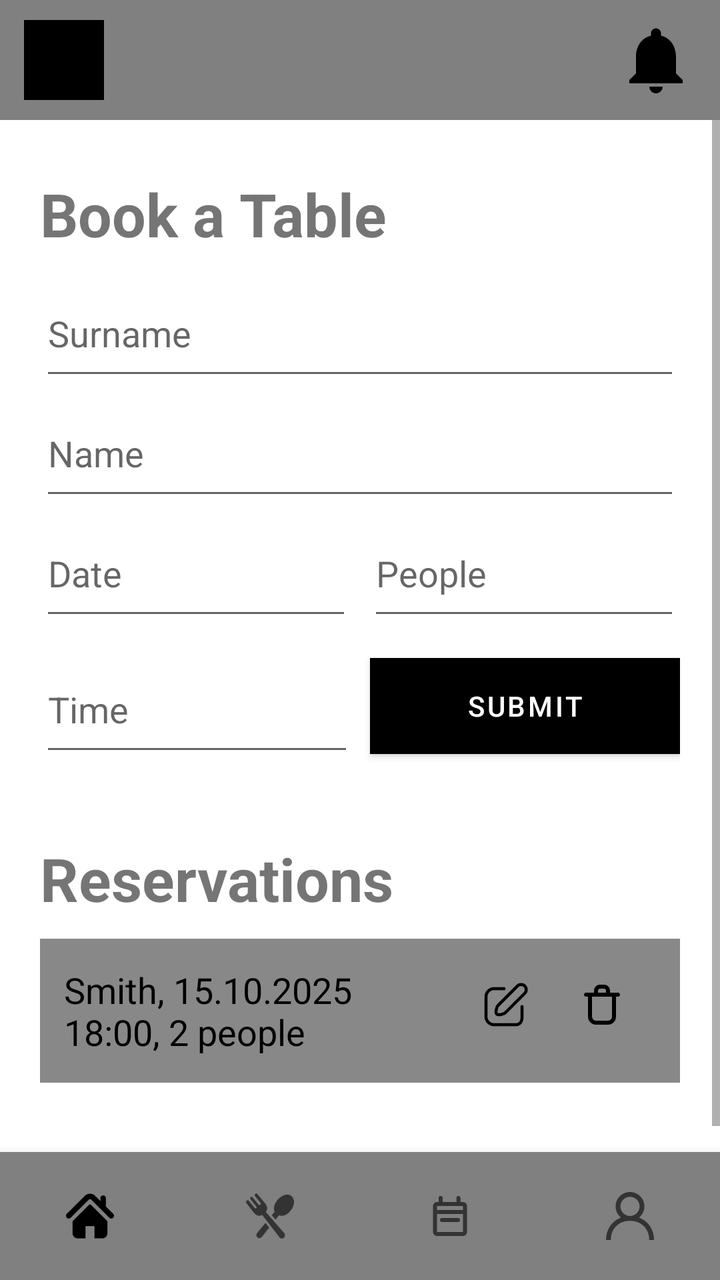
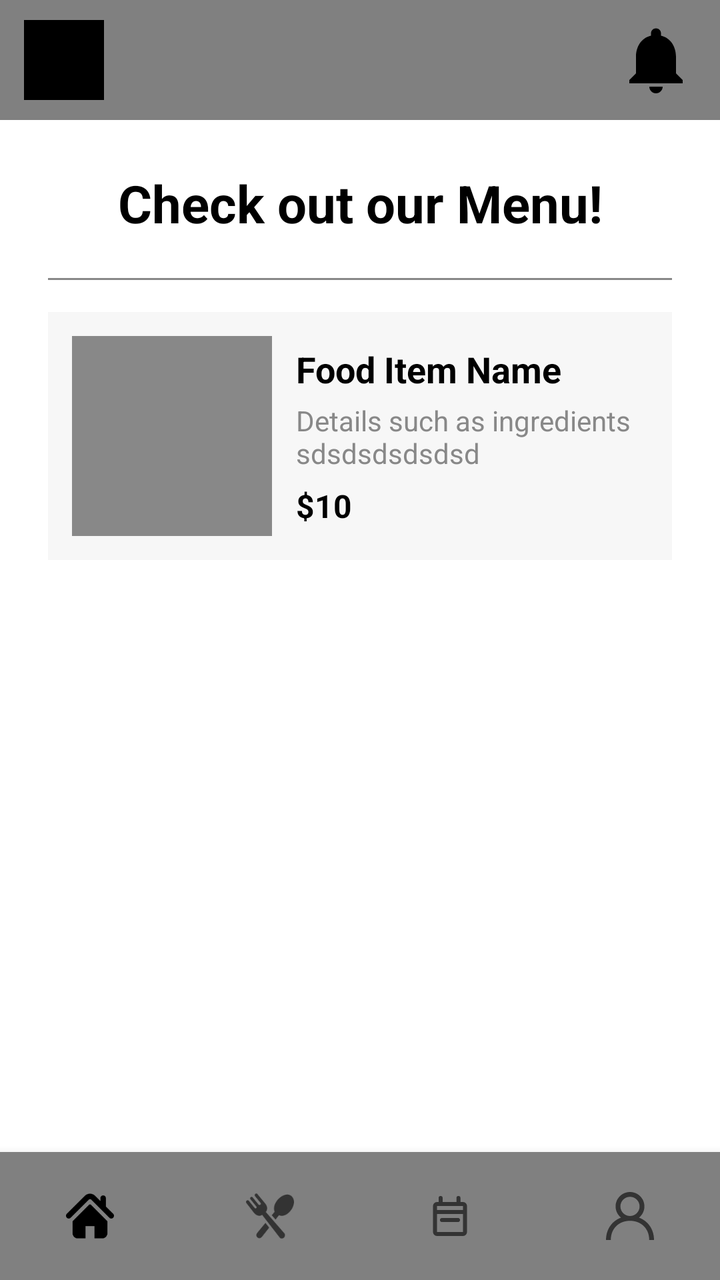

The first picture is an Android layout as it rendered before a commit; the second is the same layout after the commit. The layout source and the unified diff follow.
<!-- AndroidManifest.xml: application theme Theme.COMP2000 -->
<!-- res/layout/activity_main.xml -->
<?xml version="1.0" encoding="utf-8"?>
<LinearLayout xmlns:android="http://schemas.android.com/apk/res/android"
    xmlns:app="http://schemas.android.com/apk/res-auto"
    android:id="@+id/container"
    android:orientation="vertical"
    android:layout_width="match_parent"
    android:layout_height="match_parent"
    android:background="#FFFFFF">

    
    <include layout="@layout/layout_header" />

    
    <LinearLayout
        android:layout_width="match_parent"
        android:layout_height="0dp"
        android:layout_weight="1">
        <include layout="@layout/fragment_booking" /> 
    </LinearLayout>

    
    <com.google.android.material.bottomnavigation.BottomNavigationView
        android:id="@+id/bottom_nav"
        android:layout_width="match_parent"
        android:layout_height="wrap_content"
        app:menu="@menu/bottom_nav_menu"
        android:background="#808080"
        android:elevation="8dp"
        android:paddingVertical="4dp"
        app:labelVisibilityMode="unlabeled" />

</LinearLayout>
<!-- res/layout/layout_header.xml (included above) -->
<?xml version="1.0" encoding="utf-8"?>
<LinearLayout xmlns:android="http://schemas.android.com/apk/res/android"
    android:layout_width="match_parent"
    android:layout_height="60dp"
    android:orientation="horizontal"
    android:background="#808080"
    android:gravity="center_vertical"
    android:paddingHorizontal="12dp">

    
    <View
        android:layout_width="40dp"
        android:layout_height="40dp"
        android:background="#000000"
        android:contentDescription="Logo placeholder" />

    
    <View
        android:layout_width="0dp"
        android:layout_height="match_parent"
        android:layout_weight="1" />


    
    <ImageView
        android:layout_width="40dp"
        android:layout_height="40dp"
        android:src="@drawable/baseline_notifications_24"
        android:contentDescription="Notifications icon" />
</LinearLayout>
<!-- res/layout/fragment_booking.xml (included above) -->
<?xml version="1.0" encoding="utf-8"?>
<ScrollView xmlns:android="http://schemas.android.com/apk/res/android"
    android:layout_width="match_parent"
    android:layout_height="match_parent"
    android:fillViewport="true" >

    <LinearLayout
        android:orientation="vertical"
        android:padding="40dp"
        android:layout_width="400dp"
        android:layout_height="wrap_content"
        android:layout_gravity="center" >

        <TextView
            android:layout_width="match_parent"
            android:layout_height="wrap_content"
            android:layout_marginBottom="8dp"
            android:text="Book a Table"
            android:textSize="30sp"
            android:textStyle="bold" />

        
        <EditText
            android:hint="Surname"
            android:autofillHints="familyName"
            android:layout_width="match_parent"
            android:layout_height="60dp"
            android:inputType="textPersonName"/>

        <EditText
            android:hint="Name"
            android:autofillHints="givenName"
            android:layout_width="match_parent"
            android:layout_height="60dp"
            android:inputType="textPersonName"/>

        <LinearLayout
            android:orientation="horizontal"
            android:layout_width="match_parent"
            android:layout_height="wrap_content"
            android:layout_marginBottom="8dp">

            <EditText
                android:hint="Date"
                android:inputType="date"
                android:autofillHints="date"
                android:layout_weight="1"
                android:layout_width="0dp"
                android:layout_height="60dp"
                android:layout_marginEnd="8dp"/>

            <EditText
                android:hint="People"
                android:inputType="number"
                android:autofillHints="number"
                android:layout_weight="1"
                android:layout_width="0dp"
                android:layout_height="60dp"/>
        </LinearLayout>

        <LinearLayout
            android:orientation="horizontal"
            android:layout_width="match_parent"
            android:layout_height="wrap_content"
            android:gravity="center_vertical"
            android:layout_marginBottom="16dp" >

            <EditText
                android:hint="Time"
                android:autofillHints="time"
                android:inputType="time"
                android:layout_weight="1"
                android:layout_width="0dp"
                android:layout_height="60dp"
                android:layout_marginEnd="8dp"/>

            <Button
                android:text="Submit"
                android:layout_width="wrap_content"
                android:layout_height="wrap_content"
                android:minWidth="155dp"
                android:background="#000000"
                android:textColor="#FFFFFF" />
        </LinearLayout>

        
        <TextView
            android:text="Reservations"
            android:textStyle="bold"
            android:textSize="30sp"
            android:layout_marginTop="20dp"
            android:layout_marginBottom="10dp"
            android:layout_width="match_parent"
            android:layout_height="wrap_content" />

        <LinearLayout
            android:layout_width="match_parent"
            android:layout_height="wrap_content"
            android:layout_marginBottom="8dp"
            android:orientation="horizontal"
            android:padding="12dp"
            android:background="#888888"
            android:gravity="center_vertical" >

            <TextView
                android:layout_width="0dp"
                android:layout_height="wrap_content"
                android:layout_weight="1"
                android:text="Smith, 15.10.2025\n18:00, 2 people"
                android:textColor="#000000"
                android:textSize="18sp" />

                <ImageButton
                    android:layout_width="48dp"
                    android:layout_height="48dp"
                    android:src="@drawable/ic_edit"
                    android:background="@android:color/transparent"
                    android:contentDescription="Edit reservation" />

                <ImageButton
                    android:layout_width="48dp"
                    android:layout_height="48dp"
                    android:src="@drawable/ic_delete"
                    android:background="@android:color/transparent"
                    android:contentDescription="Delete reservation" />
            </LinearLayout>
        </LinearLayout>
</ScrollView>
<!-- resources referenced by this layout -->
<resources>
  <!-- drawable baseline_notifications_24 (drawable) -->
  <vector xmlns:android="http://schemas.android.com/apk/res/android" android:height="24dp" android:tint="#000000" android:viewportHeight="24" android:viewportWidth="24" android:width="24dp">
        
      <path android:fillColor="@android:color/white" android:pathData="M12,22c1.1,0 2,-0.9 2,-2h-4c0,1.1 0.89,2 2,2zM18,16v-5c0,-3.07 -1.64,-5.64 -4.5,-6.32L13.5,4c0,-0.83 -0.67,-1.5 -1.5,-1.5s-1.5,0.67 -1.5,1.5v0.68C7.63,5.36 6,7.92 6,11v5l-2,2v1h16v-1l-2,-2z"/>
      
  </vector>
  <!-- drawable ic_delete (drawable) -->
  <vector xmlns:android="http://schemas.android.com/apk/res/android" android:height="30dp" android:viewportHeight="30" android:viewportWidth="30" android:width="30dp">
        
      <path android:fillColor="#00000000" android:pathData="M4,7H20" android:strokeColor="#000000" android:strokeLineCap="round" android:strokeLineJoin="round" android:strokeWidth="2"/>
        
      <path android:fillColor="#00000000" android:pathData="M6,7V18C6,19.657 7.343,21 9,21H15C16.657,21 18,19.657 18,18V7" android:strokeColor="#000000" android:strokeLineCap="round" android:strokeLineJoin="round" android:strokeWidth="2"/>
        
      <path android:fillColor="#00000000" android:pathData="M9,5C9,3.895 9.895,3 11,3H13C14.105,3 15,3.895 15,5V7H9V5Z" android:strokeColor="#000000" android:strokeLineCap="round" android:strokeLineJoin="round" android:strokeWidth="2"/>
      
  </vector>
  <!-- drawable ic_edit (drawable) -->
  <vector xmlns:android="http://schemas.android.com/apk/res/android" android:height="30dp" android:viewportHeight="30" android:viewportWidth="30" android:width="30dp">
        
      <path android:fillColor="#00000000" android:pathData="M21.28,6.4L11.74,15.94C10.79,16.89 7.97,17.33 7.34,16.7C6.71,16.07 7.14,13.25 8.09,12.3L17.64,2.75C17.875,2.493 18.16,2.287 18.478,2.143C18.796,1.999 19.139,1.921 19.487,1.914C19.836,1.907 20.182,1.97 20.506,2.1C20.829,2.23 21.122,2.425 21.369,2.672C21.615,2.918 21.808,3.212 21.938,3.536C22.067,3.86 22.129,4.206 22.121,4.555C22.113,4.903 22.034,5.246 21.889,5.563C21.745,5.881 21.538,6.165 21.28,6.4V6.4Z" android:strokeColor="#000000" android:strokeLineCap="round" android:strokeLineJoin="round" android:strokeWidth="1.5"/>
        
      <path android:fillColor="#00000000" android:pathData="M11,4H6C4.939,4 3.922,4.421 3.172,5.172C2.421,5.922 2,6.939 2,8V18C2,19.061 2.421,20.078 3.172,20.828C3.922,21.579 4.939,22 6,22H17C19.21,22 20,20.2 20,18V13" android:strokeColor="#000000" android:strokeLineCap="round" android:strokeLineJoin="round" android:strokeWidth="1.5"/>
      
  </vector>
  <style name="Theme.COMP2000" parent="Theme.MaterialComponents.DayNight.DarkActionBar">
          
          <item name="colorPrimary">@color/purple_500</item>
          <item name="colorPrimaryVariant">@color/purple_700</item>
          <item name="colorOnPrimary">@color/white</item>
          
          <item name="colorSecondary">@color/teal_200</item>
          <item name="colorSecondaryVariant">@color/teal_700</item>
          <item name="colorOnSecondary">@color/black</item>
          
          <item name="android:statusBarColor">?attr/colorPrimaryVariant</item>
          
      </style>
  <color name="purple_500">#FF000000</color>
  <color name="purple_700">#FF000000</color>
  <color name="white">#FFFFFFFF</color>
  <color name="teal_200">#FF000000</color>
  <color name="teal_700">#FF000000</color>
  <color name="black">#FF000000</color>
</resources>

<!-- the commit's change to res/layout/activity_main.xml (unified diff, before → after) -->
@@ -15,7 +15,7 @@
         android:layout_width="match_parent"
         android:layout_height="0dp"
         android:layout_weight="1">
-        <include layout="@layout/fragment_booking" /> 
+        <include layout="@layout/fragment_menu" /> 
     </LinearLayout>
 
     
@@ -61,132 +61,86 @@
         android:src="@drawable/baseline_notifications_24"
         android:contentDescription="Notifications icon" />
 </LinearLayout>
-<!-- res/layout/fragment_booking.xml (included above) -->
+<!-- res/layout/fragment_menu.xml (included above) -->
 <?xml version="1.0" encoding="utf-8"?>
 <ScrollView xmlns:android="http://schemas.android.com/apk/res/android"
     android:layout_width="match_parent"
     android:layout_height="match_parent"
-    android:fillViewport="true" >
+    android:background="#FFFFFF">
 
     <LinearLayout
         android:orientation="vertical"
-        android:padding="40dp"
-        android:layout_width="400dp"
+        android:layout_width="match_parent"
         android:layout_height="wrap_content"
-        android:layout_gravity="center" >
+        android:padding="24dp">
 
         <TextView
             android:layout_width="match_parent"
             android:layout_height="wrap_content"
-            android:layout_marginBottom="8dp"
-            android:text="Book a Table"
-            android:textSize="30sp"
-            android:textStyle="bold" />
+            android:text="Check out our Menu!"
+            android:textSize="26sp"
+            android:textStyle="bold"
+            android:textColor="#000000"
+            android:gravity="center"
+            android:layout_marginBottom="20dp" />
 
         
-        <EditText
-            android:hint="Surname"
-            android:autofillHints="familyName"
+        <View
             android:layout_width="match_parent"
-            android:layout_height="60dp"
-            android:inputType="textPersonName"/>
+            android:layout_height="1dp"
+            android:background="#888888"
+            android:layout_marginBottom="16dp" />
 
-        <EditText
-            android:hint="Name"
-            android:autofillHints="givenName"
-            android:layout_width="match_parent"
-            android:layout_height="60dp"
-            android:inputType="textPersonName"/>
-
+        
         <LinearLayout
             android:orientation="horizontal"
             android:layout_width="match_parent"
             android:layout_height="wrap_content"
-            android:layout_marginBottom="8dp">
+            android:padding="12dp"
+            android:background="#F7F7F7"
+            android:layout_marginBottom="12dp" >
 
-            <EditText
-                android:hint="Date"
-                android:inputType="date"
-                android:autofillHints="date"
+            
+            <ImageView
+                android:layout_width="100dp"
+                android:layout_height="100dp"
+                android:background="#888888"
+                android:contentDescription="Food image"
+                android:layout_marginEnd="12dp" />
+
+            
+            <LinearLayout
+                android:orientation="vertical"
+                android:layout_width="0dp"
+                android:layout_height="match_parent"
                 android:layout_weight="1"
-                android:layout_width="0dp"
-                android:layout_height="60dp"
-                android:layout_marginEnd="8dp"/>
+                android:gravity="center_vertical">
 
-            <EditText
-                android:hint="People"
-                android:inputType="number"
-                android:autofillHints="number"
-                android:layout_weight="1"
-                android:layout_width="0dp"
-                android:layout_height="60dp"/>
-        </LinearLayout>
+                <TextView
+                    android:layout_width="wrap_content"
+                    android:layout_height="wrap_content"
+                    android:layout_marginBottom="4dp"
+                    android:text="Food Item Name"
+                    android:textColor="#000000"
+                    android:textSize="18sp"
+                    android:textStyle="bold" />
 
-        <LinearLayout
-            android:orientation="horizontal"
-            android:layout_width="match_parent"
-            android:layout_height="wrap_content"
-            android:gravity="center_vertical"
-            android:layout_marginBottom="16dp" >
+                <TextView
+                    android:text="Details such as ingredients sdsdsdsdsdsd"
+                    android:textSize="14sp"
+                    android:textColor="#888888"
+                    android:layout_marginBottom="6dp"
+                    android:layout_width="wrap_content"
+                    android:layout_height="wrap_content" />
 
-            <EditText
-                android:hint="Time"
-                android:autofillHints="time"
-                android:inputType="time"
-                android:layout_weight="1"
-                android:layout_width="0dp"
-                android:layout_height="60dp"
-                android:layout_marginEnd="8dp"/>
-
-            <Button
-                android:text="Submit"
-                android:layout_width="wrap_content"
-                android:layout_height="wrap_content"
-                android:minWidth="155dp"
-                android:background="#000000"
-                android:textColor="#FFFFFF" />
-        </LinearLayout>
-
-        
-        <TextView
-            android:text="Reservations"
-            android:textStyle="bold"
-            android:textSize="30sp"
-            android:layout_marginTop="20dp"
-            android:layout_marginBottom="10dp"
-            android:layout_width="match_parent"
-            android:layout_height="wrap_content" />
-
-        <LinearLayout
-            android:layout_width="match_parent"
-            android:layout_height="wrap_content"
-            android:layout_marginBottom="8dp"
-            android:orientation="horizontal"
-            android:padding="12dp"
-            android:background="#888888"
-            android:gravity="center_vertical" >
-
-            <TextView
-                android:layout_width="0dp"
-                android:layout_height="wrap_content"
-                android:layout_weight="1"
-                android:text="Smith, 15.10.2025\n18:00, 2 people"
-                android:textColor="#000000"
-                android:textSize="18sp" />
-
-                <ImageButton
-                    android:layout_width="48dp"
-                    android:layout_height="48dp"
-                    android:src="@drawable/ic_edit"
-                    android:background="@android:color/transparent"
-                    android:contentDescription="Edit reservation" />
-
-                <ImageButton
-                    android:layout_width="48dp"
-                    android:layout_height="48dp"
-                    android:src="@drawable/ic_delete"
-                    android:background="@android:color/transparent"
-                    android:contentDescription="Delete reservation" />
+                <TextView
+                    android:text="$10"
+                    android:textSize="16sp"
+                    android:textStyle="bold"
+                    android:textColor="#000000"
+                    android:layout_width="wrap_content"
+                    android:layout_height="wrap_content" />
             </LinearLayout>
         </LinearLayout>
+    </LinearLayout>
 </ScrollView>
<!-- resource entries referenced after the edit -->
@@ -4,24 +4,6 @@
   <vector xmlns:android="http://schemas.android.com/apk/res/android" android:height="24dp" android:tint="#000000" android:viewportHeight="24" android:viewportWidth="24" android:width="24dp">
         
       <path android:fillColor="@android:color/white" android:pathData="M12,22c1.1,0 2,-0.9 2,-2h-4c0,1.1 0.89,2 2,2zM18,16v-5c0,-3.07 -1.64,-5.64 -4.5,-6.32L13.5,4c0,-0.83 -0.67,-1.5 -1.5,-1.5s-1.5,0.67 -1.5,1.5v0.68C7.63,5.36 6,7.92 6,11v5l-2,2v1h16v-1l-2,-2z"/>
-      
-  </vector>
-  <!-- drawable ic_delete (drawable) -->
-  <vector xmlns:android="http://schemas.android.com/apk/res/android" android:height="30dp" android:viewportHeight="30" android:viewportWidth="30" android:width="30dp">
-        
-      <path android:fillColor="#00000000" android:pathData="M4,7H20" android:strokeColor="#000000" android:strokeLineCap="round" android:strokeLineJoin="round" android:strokeWidth="2"/>
-        
-      <path android:fillColor="#00000000" android:pathData="M6,7V18C6,19.657 7.343,21 9,21H15C16.657,21 18,19.657 18,18V7" android:strokeColor="#000000" android:strokeLineCap="round" android:strokeLineJoin="round" android:strokeWidth="2"/>
-        
-      <path android:fillColor="#00000000" android:pathData="M9,5C9,3.895 9.895,3 11,3H13C14.105,3 15,3.895 15,5V7H9V5Z" android:strokeColor="#000000" android:strokeLineCap="round" android:strokeLineJoin="round" android:strokeWidth="2"/>
-      
-  </vector>
-  <!-- drawable ic_edit (drawable) -->
-  <vector xmlns:android="http://schemas.android.com/apk/res/android" android:height="30dp" android:viewportHeight="30" android:viewportWidth="30" android:width="30dp">
-        
-      <path android:fillColor="#00000000" android:pathData="M21.28,6.4L11.74,15.94C10.79,16.89 7.97,17.33 7.34,16.7C6.71,16.07 7.14,13.25 8.09,12.3L17.64,2.75C17.875,2.493 18.16,2.287 18.478,2.143C18.796,1.999 19.139,1.921 19.487,1.914C19.836,1.907 20.182,1.97 20.506,2.1C20.829,2.23 21.122,2.425 21.369,2.672C21.615,2.918 21.808,3.212 21.938,3.536C22.067,3.86 22.129,4.206 22.121,4.555C22.113,4.903 22.034,5.246 21.889,5.563C21.745,5.881 21.538,6.165 21.28,6.4V6.4Z" android:strokeColor="#000000" android:strokeLineCap="round" android:strokeLineJoin="round" android:strokeWidth="1.5"/>
-        
-      <path android:fillColor="#00000000" android:pathData="M11,4H6C4.939,4 3.922,4.421 3.172,5.172C2.421,5.922 2,6.939 2,8V18C2,19.061 2.421,20.078 3.172,20.828C3.922,21.579 4.939,22 6,22H17C19.21,22 20,20.2 20,18V13" android:strokeColor="#000000" android:strokeLineCap="round" android:strokeLineJoin="round" android:strokeWidth="1.5"/>
       
   </vector>
   <style name="Theme.COMP2000" parent="Theme.MaterialComponents.DayNight.DarkActionBar">
